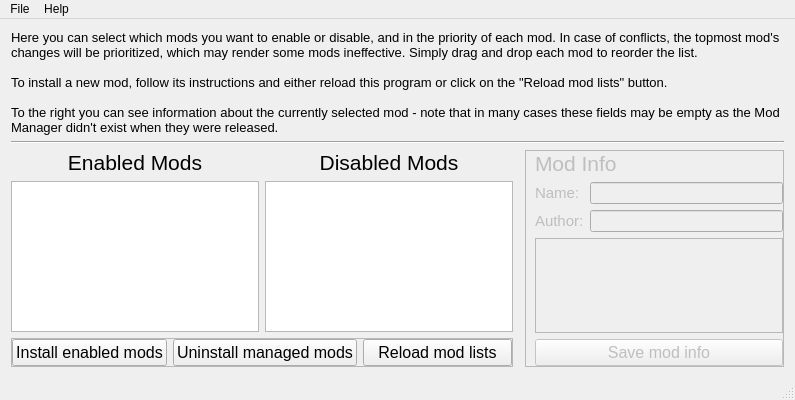
Qt form modmanager/UI_MainWindow.ui (leiftiger/EG_Tools) before a commit.
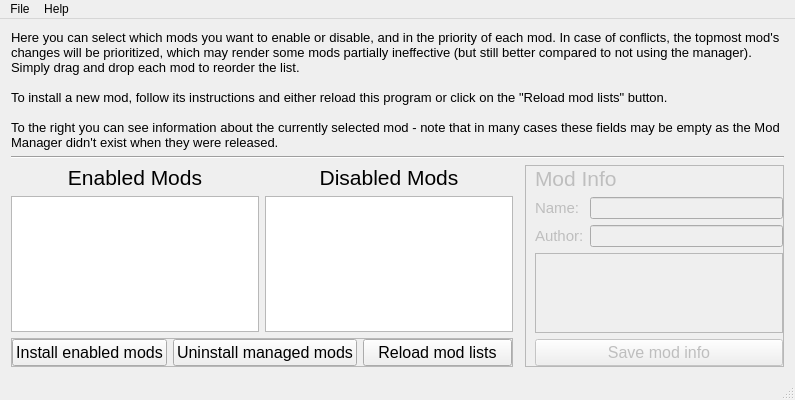
The same form after that commit.

Diff of the .ui file:
```diff
--- a/modmanager/UI_MainWindow.ui
+++ b/modmanager/UI_MainWindow.ui
@@ -256,7 +256,7 @@
        </font>
       </property>
       <property name="text">
-       <string>Here you can select which mods you want to enable or disable, and in the priority of each mod. In case of conflicts, the topmost mod's changes will be prioritized, which may render some mods ineffective. Simply drag and drop each mod to reorder the list.
+       <string>Here you can select which mods you want to enable or disable, and in the priority of each mod. In case of conflicts, the topmost mod's changes will be prioritized, which may render some mods partially ineffective (but still better compared to not using the manager). Simply drag and drop each mod to reorder the list.
 
 To install a new mod, follow its instructions and either reload this program or click on the &quot;Reload mod lists&quot; button.
 
```
